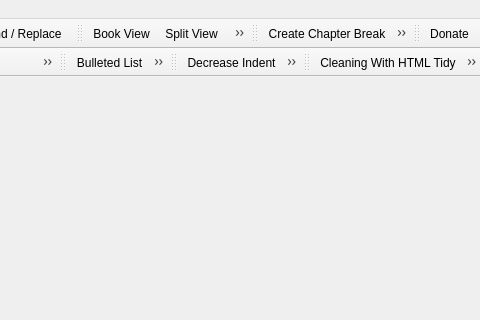
This is src/Sigil/Form_Files/main.ui in Sigil-Ebook/Sigil as Qt 5 draws it before an edit; both pictures show x 465 to 945 and y 0 to 320 of the 945 by 673 pixel window. The edited form follows.
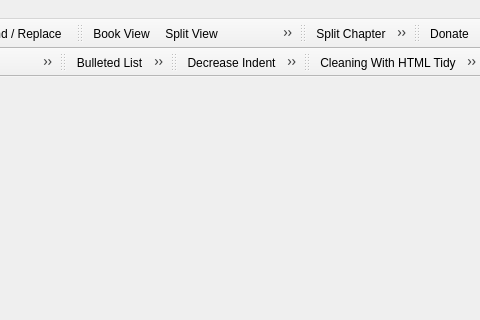
This is the edited form. Icons and pictures are not drawn.

Commit message: Rename some menu items.

```diff
--- a/src/Sigil/Form_Files/main.ui
+++ b/src/Sigil/Form_Files/main.ui
@@ -745,7 +745,7 @@
      <normaloff>:/main/insert-chapter-break_22px.png</normaloff>:/main/insert-chapter-break_22px.png</iconset>
    </property>
    <property name="text">
-    <string>Create Chapter Break</string>
+    <string>Split Chapter</string>
    </property>
    <property name="toolTip">
     <string>&lt;p style=&quot;padding-top: 0.5em;&quot; &gt;&lt;b&gt;Chapter Break&lt;/b&gt;&lt;/p&gt;
```
Left out of the diff: 8 changed lines with no effect on the pictures. The commit also changes 1 other file.
